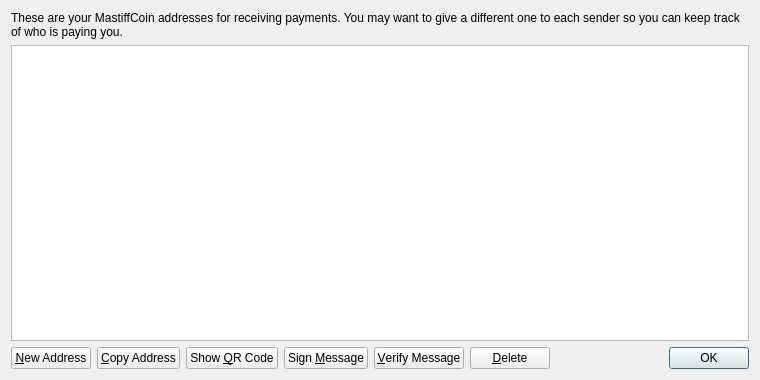
Qt form src/qt/forms/addressbookpage.ui (mastcoin/mastcoin) before a commit.
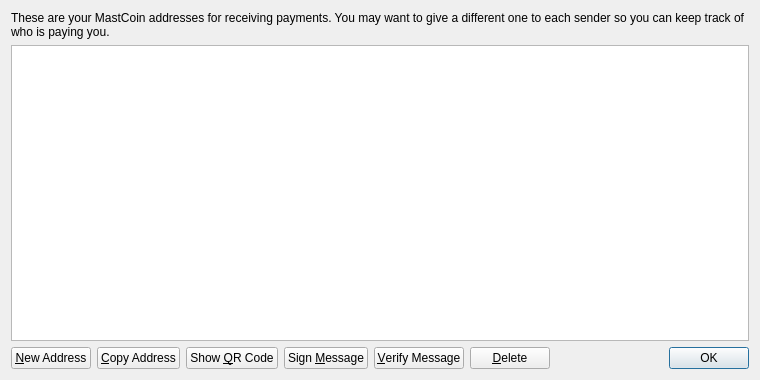
The same form after that commit. Icons and pictures are not drawn.

Commit message: Rebranding MastiffCoin to MastCoin

The edit to the form file:
```diff
--- a/src/qt/forms/addressbookpage.ui
+++ b/src/qt/forms/addressbookpage.ui
@@ -17,7 +17,7 @@
    <item>
     <widget class="QLabel" name="labelExplanation">
      <property name="text">
-      <string>These are your MastiffCoin addresses for receiving payments. You may want to give a different one to each sender so you can keep track of who is paying you.</string>
+      <string>These are your MastCoin addresses for receiving payments. You may want to give a different one to each sender so you can keep track of who is paying you.</string>
      </property>
      <property name="textFormat">
       <enum>Qt::PlainText</enum>
```
Left out of the diff: 4 changed lines with no effect on the pictures. The commit also changes 18 other files.
